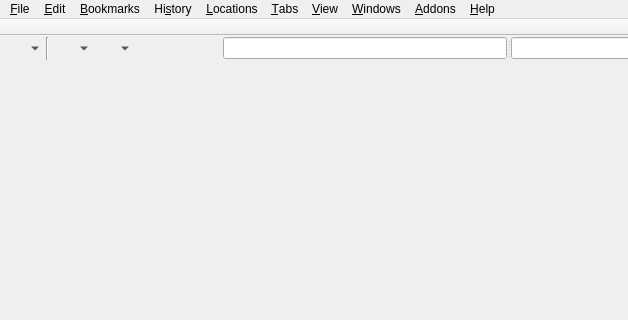
First picture: the form in Version 1.x/UI/mainWindow.ui, repository textbrowser/dooble, before the edit; both pictures show x 0 to 628 and y 0 to 320 of the 800 by 600 pixel window.
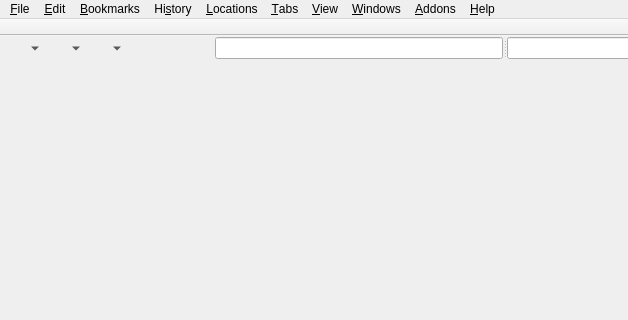
Second picture: the form after the edit. Custom widgets are drawn as their Qt base class.

Commit message: Allow hiding of the search widget.

The edit to the form file:
```diff
--- a/Version 1.x/UI/mainWindow.ui
+++ b/Version 1.x/UI/mainWindow.ui
@@ -70,13 +70,6 @@
          </property>
         </widget>
        </item>
-       <item>
-        <widget class="Line" name="menuToolButtonLine">
-         <property name="orientation">
-          <enum>Qt::Vertical</enum>
-         </property>
-        </widget>
-       </item>
        <item>
         <widget class="QToolButton" name="backToolButton">
          <property name="toolTip">
```
Left out of the diff: 12 changed lines with no effect on the pictures. The commit also changes 7 other files.
